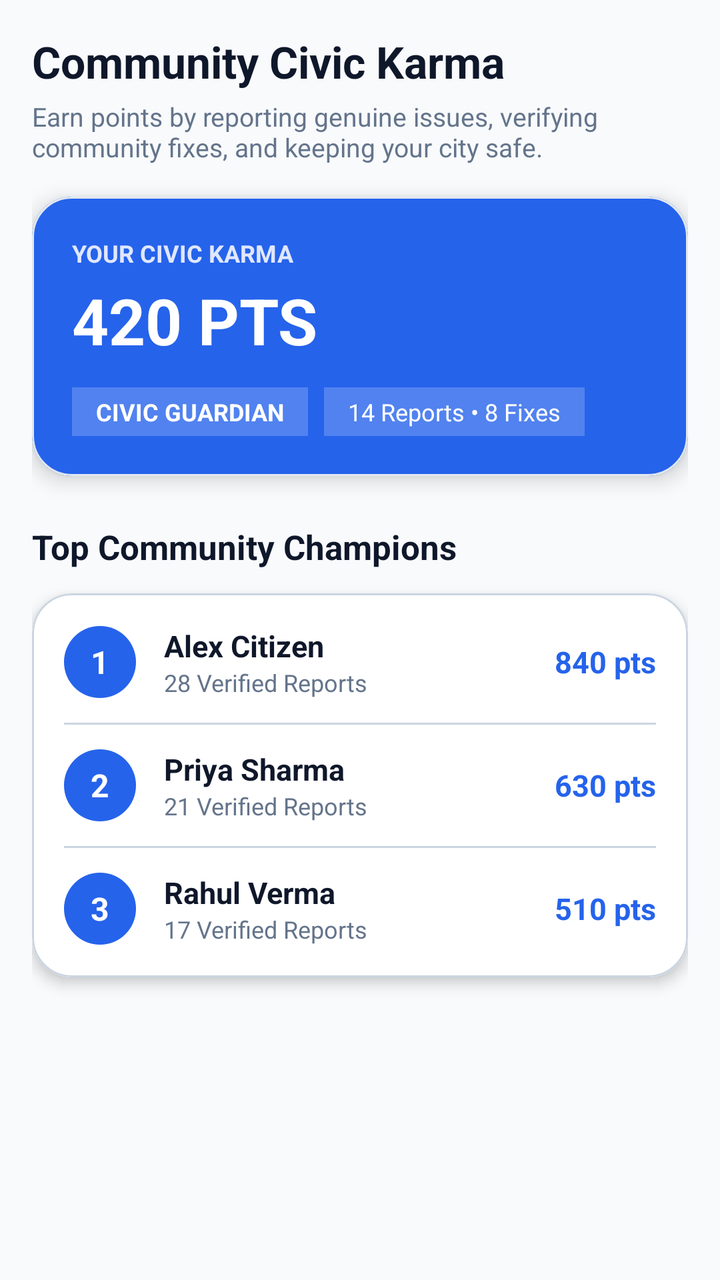
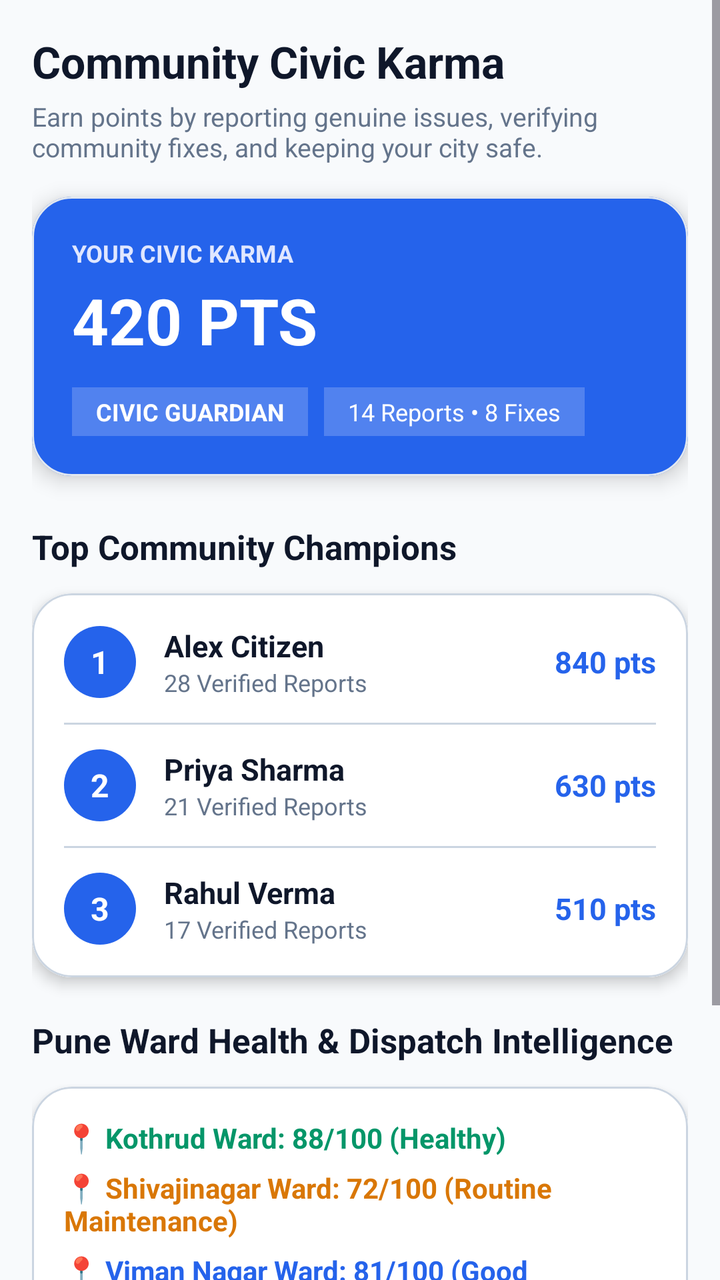

The first picture is an Android layout as it rendered before a commit; the second is the same layout after the commit. The layout source and the unified diff follow.
<!-- AndroidManifest.xml: application theme Theme.CivicLensAI -->
<!-- res/layout/fragment_leaderboard.xml -->
<?xml version="1.0" encoding="utf-8"?>
<ScrollView xmlns:android="http://schemas.android.com/apk/res/android"
    xmlns:app="http://schemas.android.com/apk/res-auto"
    android:layout_width="match_parent"
    android:layout_height="match_parent"
    android:background="@color/bg_light"
    android:fillViewport="true">

    <LinearLayout
        android:layout_width="match_parent"
        android:layout_height="wrap_content"
        android:orientation="vertical"
        android:padding="16dp">

        <TextView
            android:layout_width="match_parent"
            android:layout_height="wrap_content"
            android:text="Community Civic Karma"
            android:textColor="#0F172A"
            android:textSize="22sp"
            android:textStyle="bold" />

        <TextView
            android:layout_width="match_parent"
            android:layout_height="wrap_content"
            android:layout_marginTop="4dp"
            android:text="Earn points by reporting genuine issues, verifying community fixes, and keeping your city safe."
            android:textColor="#64748B"
            android:textSize="13sp" />

        
        <com.google.android.material.card.MaterialCardView
            android:layout_width="match_parent"
            android:layout_height="wrap_content"
            android:layout_marginTop="16dp"
            app:cardBackgroundColor="#2563EB"
            app:cardCornerRadius="20dp"
            app:cardElevation="6dp">

            <LinearLayout
                android:layout_width="match_parent"
                android:layout_height="wrap_content"
                android:orientation="vertical"
                android:padding="20dp">

                <TextView
                    android:layout_width="wrap_content"
                    android:layout_height="wrap_content"
                    android:text="YOUR CIVIC KARMA"
                    android:textColor="#E0E7FF"
                    android:textSize="12sp"
                    android:textStyle="bold" />

                <TextView
                    android:id="@+id/tvUserScore"
                    android:layout_width="wrap_content"
                    android:layout_height="wrap_content"
                    android:layout_marginTop="4dp"
                    android:text="420 PTS"
                    android:textColor="@color/white"
                    android:textSize="32sp"
                    android:textStyle="bold" />

                <LinearLayout
                    android:layout_width="match_parent"
                    android:layout_height="wrap_content"
                    android:layout_marginTop="12dp"
                    android:orientation="horizontal">

                    <TextView
                        android:layout_width="wrap_content"
                        android:layout_height="wrap_content"
                        android:background="#33FFFFFF"
                        android:paddingHorizontal="12dp"
                        android:paddingVertical="4dp"
                        android:text="CIVIC GUARDIAN"
                        android:textColor="@color/white"
                        android:textSize="12sp"
                        android:textStyle="bold" />

                    <TextView
                        android:layout_width="wrap_content"
                        android:layout_height="wrap_content"
                        android:layout_marginStart="8dp"
                        android:background="#33FFFFFF"
                        android:paddingHorizontal="12dp"
                        android:paddingVertical="4dp"
                        android:text="14 Reports • 8 Fixes"
                        android:textColor="@color/white"
                        android:textSize="12sp" />
                </LinearLayout>
            </LinearLayout>
        </com.google.android.material.card.MaterialCardView>

        
        <TextView
            android:layout_width="match_parent"
            android:layout_height="wrap_content"
            android:layout_marginTop="24dp"
            android:text="Top Community Champions"
            android:textColor="#0F172A"
            android:textSize="17sp"
            android:textStyle="bold" />

        <com.google.android.material.card.MaterialCardView
            android:layout_width="match_parent"
            android:layout_height="wrap_content"
            android:layout_marginTop="12dp"
            app:cardBackgroundColor="@color/white"
            app:cardCornerRadius="20dp"
            app:cardElevation="4dp"
            app:strokeWidth="1dp"
            app:strokeColor="@color/divider_line">

            <LinearLayout
                android:layout_width="match_parent"
                android:layout_height="wrap_content"
                android:background="@color/white"
                android:orientation="vertical"
                android:padding="16dp">

                
                <LinearLayout
                    android:layout_width="match_parent"
                    android:layout_height="wrap_content"
                    android:gravity="center_vertical">

                    <TextView
                        android:layout_width="36dp"
                        android:layout_height="36dp"
                        android:background="@drawable/bg_badge_rounded"
                        android:gravity="center"
                        android:text="1"
                        android:textColor="@color/white"
                        android:textSize="16sp"
                        android:textStyle="bold" />

                    <LinearLayout
                        android:layout_width="0dp"
                        android:layout_height="wrap_content"
                        android:layout_marginStart="14dp"
                        android:layout_weight="1"
                        android:orientation="vertical">

                        <TextView
                            android:layout_width="wrap_content"
                            android:layout_height="wrap_content"
                            android:text="Alex Citizen"
                            android:textColor="#0F172A"
                            android:textSize="15sp"
                            android:textStyle="bold" />

                        <TextView
                            android:layout_width="wrap_content"
                            android:layout_height="wrap_content"
                            android:text="28 Verified Reports"
                            android:textColor="#64748B"
                            android:textSize="12sp" />
                    </LinearLayout>

                    <TextView
                        android:layout_width="wrap_content"
                        android:layout_height="wrap_content"
                        android:text="840 pts"
                        android:textColor="#2563EB"
                        android:textSize="15sp"
                        android:textStyle="bold" />
                </LinearLayout>

                <View
                    android:layout_width="match_parent"
                    android:layout_height="1dp"
                    android:layout_marginTop="12dp"
                    android:layout_marginBottom="12dp"
                    android:background="@color/divider_line" />

                
                <LinearLayout
                    android:layout_width="match_parent"
                    android:layout_height="wrap_content"
                    android:gravity="center_vertical">

                    <TextView
                        android:layout_width="36dp"
                        android:layout_height="36dp"
                        android:background="@drawable/bg_badge_rounded"
                        android:gravity="center"
                        android:text="2"
                        android:textColor="@color/white"
                        android:textSize="16sp"
                        android:textStyle="bold" />

                    <LinearLayout
                        android:layout_width="0dp"
                        android:layout_height="wrap_content"
                        android:layout_marginStart="14dp"
                        android:layout_weight="1"
                        android:orientation="vertical">

                        <TextView
                            android:layout_width="wrap_content"
                            android:layout_height="wrap_content"
                            android:text="Priya Sharma"
                            android:textColor="#0F172A"
                            android:textSize="15sp"
                            android:textStyle="bold" />

                        <TextView
                            android:layout_width="wrap_content"
                            android:layout_height="wrap_content"
                            android:text="21 Verified Reports"
                            android:textColor="#64748B"
                            android:textSize="12sp" />
                    </LinearLayout>

                    <TextView
                        android:layout_width="wrap_content"
                        android:layout_height="wrap_content"
                        android:text="630 pts"
                        android:textColor="#2563EB"
                        android:textSize="15sp"
                        android:textStyle="bold" />
                </LinearLayout>

                <View
                    android:layout_width="match_parent"
                    android:layout_height="1dp"
                    android:layout_marginTop="12dp"
                    android:layout_marginBottom="12dp"
                    android:background="@color/divider_line" />

                
                <LinearLayout
                    android:layout_width="match_parent"
                    android:layout_height="wrap_content"
                    android:gravity="center_vertical">

                    <TextView
                        android:layout_width="36dp"
                        android:layout_height="36dp"
                        android:background="@drawable/bg_badge_rounded"
                        android:gravity="center"
                        android:text="3"
                        android:textColor="@color/white"
                        android:textSize="16sp"
                        android:textStyle="bold" />

                    <LinearLayout
                        android:layout_width="0dp"
                        android:layout_height="wrap_content"
                        android:layout_marginStart="14dp"
                        android:layout_weight="1"
                        android:orientation="vertical">

                        <TextView
                            android:layout_width="wrap_content"
                            android:layout_height="wrap_content"
                            android:text="Rahul Verma"
                            android:textColor="#0F172A"
                            android:textSize="15sp"
                            android:textStyle="bold" />

                        <TextView
                            android:layout_width="wrap_content"
                            android:layout_height="wrap_content"
                            android:text="17 Verified Reports"
                            android:textColor="#64748B"
                            android:textSize="12sp" />
                    </LinearLayout>

                    <TextView
                        android:layout_width="wrap_content"
                        android:layout_height="wrap_content"
                        android:text="510 pts"
                        android:textColor="#2563EB"
                        android:textSize="15sp"
                        android:textStyle="bold" />
                </LinearLayout>

            </LinearLayout>
        </com.google.android.material.card.MaterialCardView>

    </LinearLayout>
</ScrollView>
<!-- resources referenced by this layout -->
<resources>
  <color name="bg_light">#F8FAFC</color>
  <color name="divider_line">#CBD5E1</color>
  <color name="white">#FFFFFF</color>
  <!-- drawable bg_badge_rounded (drawable) -->
  <?xml version="1.0" encoding="utf-8"?>
  <shape xmlns:android="http://schemas.android.com/apk/res/android"
      android:shape="rectangle">
      <solid android:color="@color/primary_blue" />
      <corners android:radius="20dp" />
  </shape>
  <style name="Theme.CivicLensAI" parent="Base.Theme.CivicLensAI" />
  <color name="primary_blue">#2563EB</color>
  <style name="Base.Theme.CivicLensAI" parent="Theme.Material3.DayNight.NoActionBar">
          
          <item name="colorPrimary">@color/m3_primary</item>
          <item name="colorOnPrimary">@color/m3_on_primary</item>
          <item name="colorPrimaryContainer">@color/m3_primary_container</item>
          <item name="colorOnPrimaryContainer">@color/m3_on_primary_container</item>
  
          
          <item name="colorSecondary">@color/m3_secondary</item>
          <item name="colorOnSecondary">@color/m3_on_secondary</item>
          <item name="colorSecondaryContainer">@color/m3_secondary_container</item>
          <item name="colorOnSecondaryContainer">@color/m3_on_secondary_container</item>
  
          
          <item name="colorTertiary">@color/m3_tertiary</item>
          <item name="colorOnTertiary">@color/m3_on_tertiary</item>
          <item name="colorSurface">@color/m3_surface</item>
          <item name="colorOnSurface">@color/m3_on_surface</item>
          <item name="colorSurfaceVariant">@color/m3_surface_variant</item>
          <item name="colorOnSurfaceVariant">@color/m3_on_surface_variant</item>
  
          
          <item name="colorOutline">@color/m3_outline</item>
          <item name="colorOutlineVariant">@color/m3_outline_variant</item>
          <item name="android:windowBackground">@color/bg_light</item>
          <item name="android:statusBarColor">@color/primary_brand</item>
          <item name="android:navigationBarColor">@color/white</item>
      </style>
  <color name="m3_primary">#2563EB</color>
  <color name="m3_on_primary">#FFFFFF</color>
  <color name="m3_primary_container">#DBEAFE</color>
  <color name="m3_on_primary_container">#1E3A8A</color>
  <color name="m3_secondary">#0EA5E9</color>
  <color name="m3_on_secondary">#FFFFFF</color>
  <color name="m3_secondary_container">#E0F2FE</color>
  <color name="m3_on_secondary_container">#0369A1</color>
  <color name="m3_tertiary">#6366F1</color>
  <color name="m3_on_tertiary">#FFFFFF</color>
  <color name="m3_surface">#F8FAFC</color>
  <color name="m3_on_surface">#0F172A</color>
  <color name="m3_surface_variant">#F1F5F9</color>
  <color name="m3_on_surface_variant">#475569</color>
  <color name="m3_outline">#CBD5E1</color>
  <color name="m3_outline_variant">#E2E8F0</color>
  <color name="primary_brand">#1E293B</color>
</resources>

<!-- the commit's change to res/layout/fragment_leaderboard.xml (unified diff, before → after) -->
@@ -280,5 +280,88 @@
             </LinearLayout>
         </com.google.android.material.card.MaterialCardView>
 
+        
+        <TextView
+            android:layout_width="match_parent"
+            android:layout_height="wrap_content"
+            android:layout_marginTop="20dp"
+            android:text="Pune Ward Health &amp; Dispatch Intelligence"
+            android:textColor="#0F172A"
+            android:textSize="17sp"
+            android:textStyle="bold" />
+
+        <com.google.android.material.card.MaterialCardView
+            android:layout_width="match_parent"
+            android:layout_height="wrap_content"
+            android:layout_marginTop="12dp"
+            app:cardBackgroundColor="@color/white"
+            app:cardCornerRadius="20dp"
+            app:cardElevation="4dp"
+            app:strokeWidth="1dp"
+            app:strokeColor="@color/divider_line">
+
+            <LinearLayout
+                android:layout_width="match_parent"
+                android:layout_height="wrap_content"
+                android:background="@color/white"
+                android:orientation="vertical"
+                android:padding="16dp">
+
+                <TextView
+                    android:id="@+id/tvWardKothrud"
+                    android:layout_width="match_parent"
+                    android:layout_height="wrap_content"
+                    android:text="📍 Kothrud Ward: 88/100 (Healthy)"
+                    android:textColor="#059669"
+                    android:textSize="14sp"
+                    android:textStyle="bold" />
+
+                <TextView
+                    android:id="@+id/tvWardShivajinagar"
+                    android:layout_width="match_parent"
+                    android:layout_height="wrap_content"
+                    android:layout_marginTop="6dp"
+                    android:text="📍 Shivajinagar Ward: 72/100 (Routine Maintenance)"
+                    android:textColor="#D97706"
+                    android:textSize="14sp"
+                    android:textStyle="bold" />
+
+                <TextView
+                    android:id="@+id/tvWardVimanNagar"
+                    android:layout_width="match_parent"
+                    android:layout_height="wrap_content"
+                    android:layout_marginTop="6dp"
+                    android:text="📍 Viman Nagar Ward: 81/100 (Good Infrastructure)"
+                    android:textColor="#2563EB"
+                    android:textSize="14sp"
+                    android:textStyle="bold" />
+
+                <com.google.android.material.button.MaterialButton
+                    android:id="@+id/btnOptimizeCrewRoute"
+                    style="@style/Widget.Material3.Button"
+                    android:layout_width="match_parent"
+                    android:layout_height="50dp"
+                    android:layout_marginTop="14dp"
+                    android:backgroundTint="#2563EB"
+                    android:text="🚒 Optimize Municipal Crew Truck Route"
+                    android:textColor="@color/white"
+                    android:textSize="13sp"
+                    android:textStyle="bold"
+                    app:cornerRadius="14dp" />
+
+                <com.google.android.material.button.MaterialButton
+                    android:id="@+id/btnExportGeoJson"
+                    style="@style/Widget.Material3.Button.TonalButton"
+                    android:layout_width="match_parent"
+                    android:layout_height="50dp"
+                    android:layout_marginTop="8dp"
+                    android:text="📊 Export City Open Data (GeoJSON)"
+                    android:textColor="#2563EB"
+                    android:textSize="13sp"
+                    android:textStyle="bold"
+                    app:cornerRadius="14dp" />
+            </LinearLayout>
+        </com.google.android.material.card.MaterialCardView>
+
     </LinearLayout>
 </ScrollView>
